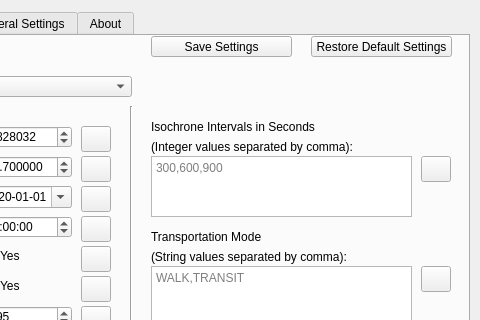
First picture: the form in otp_plugin_dialog_base.ui, repository mkoenigb/OpenTripPlannerPlugin, before the edit; both pictures show x 271 to 751 and y 0 to 320 of the 751 by 573 pixel window.
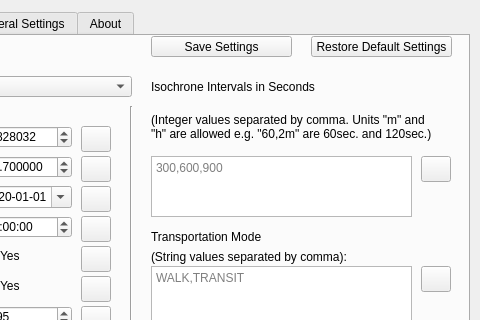
Second picture: the form after the edit. The open tabs and pages were chosen to show the change. Custom widgets are drawn as their Qt base class.

Commit message: Support units "minute" and "hour"

Diff of the .ui file:
```diff
--- a/otp_plugin_dialog_base.ui
+++ b/otp_plugin_dialog_base.ui
@@ -180,7 +180,7 @@
      <property name="geometry">
       <rect>
        <x>410</x>
-       <y>80</y>
+       <y>40</y>
        <width>291</width>
        <height>21</height>
       </rect>
@@ -394,13 +394,16 @@
      <property name="geometry">
       <rect>
        <x>410</x>
-       <y>100</y>
+       <y>60</y>
        <width>291</width>
-       <height>21</height>
+       <height>61</height>
       </rect>
      </property>
      <property name="text">
-      <string>(Integer values separated by comma):</string>
+	<string>(Integer values separated by comma. Units "m" and "h" are allowed e.g. "60,2m" are 60sec. and 120sec.)</string>
+     </property>
+     <property name="wordWrap">
+        <bool>true</bool>
      </property>
     </widget>
     <widget class="QTextEdit" name="Isochrones_Interval">
```
The commit also changes 1 other file.
